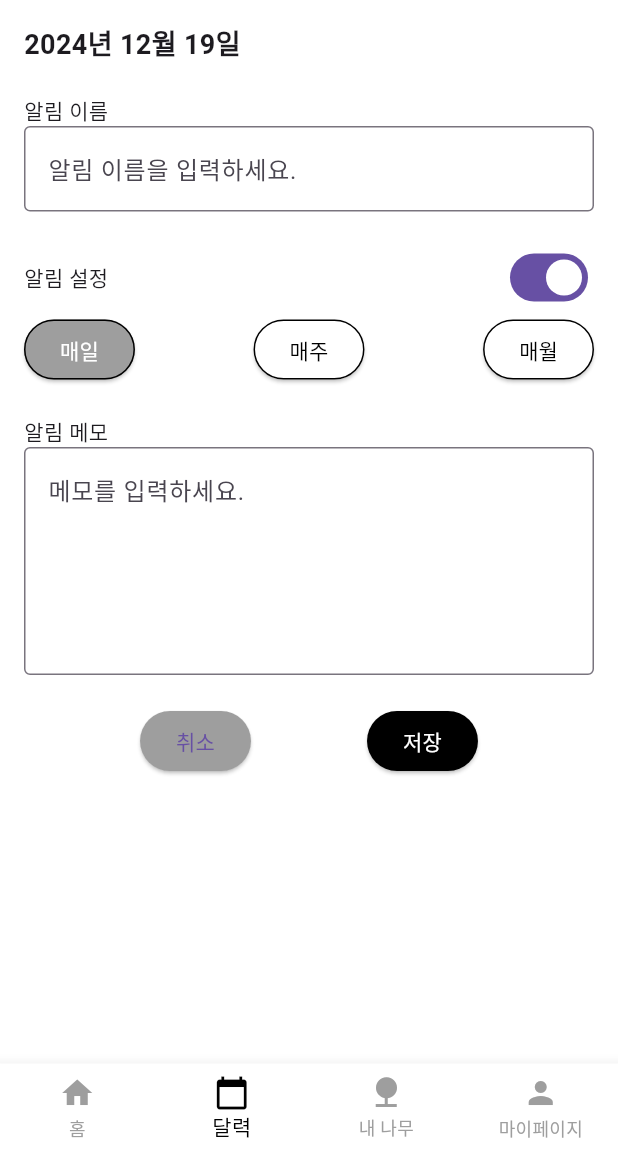
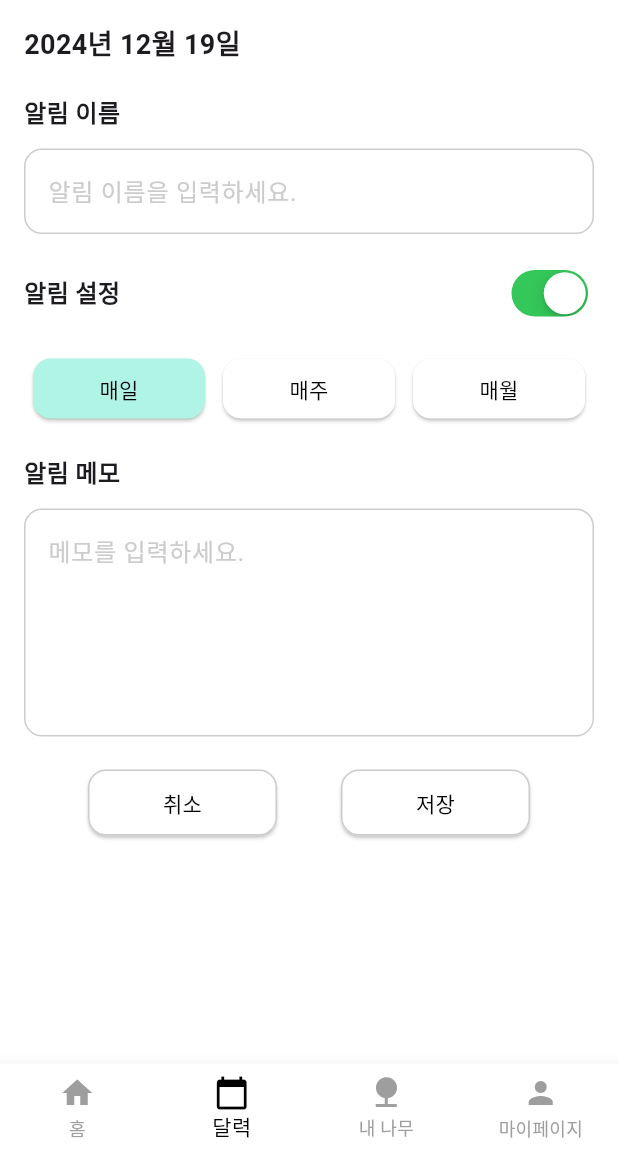
Before and after one commit to choimings/calendar, a Flutter app: the MemoPage screen opened directly, on a phone screen of 412 x 824 dp, the part 84-1236 px from its top. Run offline on Flutter 3.47's test engine with Material 3 defaults, Android fonts, the phone set to English and light mode, and no system bars; our stand-ins replace table_calendar.

Commit message:
memo_page UI modify

```diff
--- a/lib/memo_page.dart
+++ b/lib/memo_page.dart
@@ -1,4 +1,5 @@
 import 'package:flutter/material.dart';
+import 'package:flutter/cupertino.dart';
 
 class MemoPage extends StatefulWidget {
   final DateTime selectedDate;
@@ -38,11 +39,33 @@ class _MemoPageState extends State<MemoPage> {
               style: const TextStyle(fontSize: 18, fontWeight: FontWeight.bold),
             ),
             const SizedBox(height: 20),
-            const Text('알림 이름'),
+            Text(
+              '알림 이름',
+              style: TextStyle(
+                fontWeight: FontWeight.bold, // 글자 굵게
+                fontSize: 16.0, // 글자 크기
+              ),
+            ),
+            SizedBox(height: 12.0), // 텍스트와 텍스트 필드 사이 간격
             TextField(
               decoration: InputDecoration(
                 hintText: '알림 이름을 입력하세요.',
-                border: OutlineInputBorder(),
+                hintStyle: TextStyle(
+                  color: Color(0xFFCCCCCC), // 힌트 텍스트 색상
+                ),
+                enabledBorder: OutlineInputBorder(
+                  borderRadius: BorderRadius.circular(12.0), // 둥근 테두리
+                  borderSide: BorderSide(
+                    color: Color(0xFFCCCCCC), // 테두리 색상
+                  ),
+                ),
+                focusedBorder: OutlineInputBorder(
+                  borderSide: BorderSide(
+                    color: Color(0xFFCCCCCC), // 포커스된 상태의 테두리 색상
+                    width: 2.0, // 테두리 두께
+                  ),
+                ),
+                border: OutlineInputBorder(), // 기본 테두리 스타일
               ),
               onChanged: (value) {
                 setState(() {
@@ -50,13 +73,23 @@ class _MemoPageState extends State<MemoPage> {
                 });
               },
             ),
+
             const SizedBox(height: 20),
             Row(
               mainAxisAlignment: MainAxisAlignment.spaceBetween,
               children: [
-                const Text('알림 설정'),
-                Switch(
+                Text(
+                  '알림 설정',
+                  style: TextStyle(
+                    fontWeight: FontWeight.bold, // 글자 굵게
+                    fontSize: 16.0, // 글자 크기
+                  ),
+                ),
+                CupertinoSwitch(
                   value: _alarmEnabled,
+                  activeTrackColor: CupertinoColors.activeGreen, // 활성 상태 트랙 색상
+                  thumbColor: CupertinoColors.white, // 스위치 동그라미(Thumb)의 색상
+                  trackColor: CupertinoColors.inactiveGray, // 비활성 상태 트랙 색상
                   onChanged: (value) {
                     setState(() {
                       _alarmEnabled = value;
@@ -65,22 +98,61 @@ class _MemoPageState extends State<MemoPage> {
                 ),
               ],
             ),
+            const SizedBox(height: 20), // 스위치와 설정 요소 간 간격 설정
             Row(
               mainAxisAlignment: MainAxisAlignment.spaceBetween,
               children: [
-                _buildFrequencyButton('매일'),
-                _buildFrequencyButton('매주'),
-                _buildFrequencyButton('매월'),
+                Expanded(
+                  child: Padding(
+                    padding: const EdgeInsets.symmetric(horizontal: 6.0), // 좌우 여백
+                    child: _buildFrequencyButton('매일'),
+                  ),
+                ),
+                Expanded(
+                  child: Padding(
+                    padding: const EdgeInsets.symmetric(horizontal: 6.0), // 좌우 여백
+                    child: _buildFrequencyButton('매주'),
+                  ),
+                ),
+                Expanded(
+                  child: Padding(
+                    padding: const EdgeInsets.symmetric(horizontal: 6.0), // 좌우 여백
+                    child: _buildFrequencyButton('매월'),
+                  ),
+                ),
               ],
             ),
+
             const SizedBox(height: 20),
-            const Text('알림 메모'),
+            Text(
+              '알림 메모',
+              style: TextStyle(
+                fontWeight: FontWeight.bold, // 글자 굵게
+                fontSize: 16.0, // 글자 크기
+              ),
+            ),
+            SizedBox(height: 12.0), // 텍스트와 텍스트 필드 사이 간격
             TextField(
               controller: _memoController,
               maxLines: 5,
               decoration: InputDecoration(
                 hintText: '메모를 입력하세요.',
-                border: OutlineInputBorder(),
+                hintStyle: TextStyle(
+                  color: Color(0xFFCCCCCC), // 힌트 텍스트 색상
+                ),
+                enabledBorder: OutlineInputBorder(
+                  borderRadius: BorderRadius.circular(12.0), // 둥근 테두리
+                  borderSide: BorderSide(
+                    color: Color(0xFFCCCCCC), // 테두리 색상
+                  ),
+                ),
+                focusedBorder: OutlineInputBorder(
+                  borderSide: BorderSide(
+                    color: Color(0xFFCCCCCC), // 포커스된 상태의 테두리 색상
+                    width: 2.0, // 테두리 두께
+                  ),
+                ),
+                border: OutlineInputBorder(), // 기본 테두리 스타일
               ),
             ),
             const SizedBox(height: 20),
@@ -89,21 +161,31 @@ class _MemoPageState extends State<MemoPage> {
               children: [
                 ElevatedButton(
                   style: ElevatedButton.styleFrom(
-                    backgroundColor: Colors.grey,
+                    backgroundColor: Colors.white, // 버튼 배경색
+                    shape: RoundedRectangleBorder(
+                      borderRadius: BorderRadius.circular(12.0), // 둥근 모서리
+                      side: const BorderSide(color: Color(0xFFCCCCCC)), // 테두리 색상
+                    ),
+                    padding: const EdgeInsets.symmetric(horizontal: 50.0, vertical: 12.0), // 버튼 내부 패딩
                   ),
                   onPressed: () {
                     Navigator.pop(context);
                   },
-                  child: const Text('취소'),
+                  child: const Text('취소', style: TextStyle(color: Colors.black)),
                 ),
                 ElevatedButton(
                   style: ElevatedButton.styleFrom(
-                    backgroundColor: Colors.black,
+                    backgroundColor: Colors.white, // 버튼 배경색
+                    shape: RoundedRectangleBorder(
+                      borderRadius: BorderRadius.circular(12.0), // 둥근 모서리
+                      side: const BorderSide(color: Color(0xFFCCCCCC)), // 테두리 색상
+                    ),
+                    padding: const EdgeInsets.symmetric(horizontal: 50.0, vertical: 12.0), // 버튼 내부 패딩
                   ),
                   onPressed: () {
                     _saveMemo();
                   },
-                  child: const Text('저장', style: TextStyle(color: Colors.white)),
+                  child: const Text('저장', style: TextStyle(color: Colors.black)),
                 ),
               ],
             ),
@@ -127,12 +209,16 @@ class _MemoPageState extends State<MemoPage> {
     );
   }
 
+  // 알람 설정
   Widget _buildFrequencyButton(String label) {
     return ElevatedButton(
       style: ElevatedButton.styleFrom(
-        backgroundColor: _alarmFrequency == label ? Colors.grey : Colors.white,
-        foregroundColor: _alarmFrequency == label ? Colors.white : Colors.black,
-        side: const BorderSide(color: Colors.black),
+        backgroundColor: _alarmFrequency == label ? Color(0xFFB0F4E6) : Colors.white,
+        foregroundColor: _alarmFrequency == label ? Colors.black : Colors.black,
+        // side: const BorderSide(color: Colors.black), // 테두리 색상
+        shape: RoundedRectangleBorder(
+          borderRadius: BorderRadius.circular(12.0), // 라디우스 설정
+        ),
       ),
       onPressed: () {
         setState(() {
```
